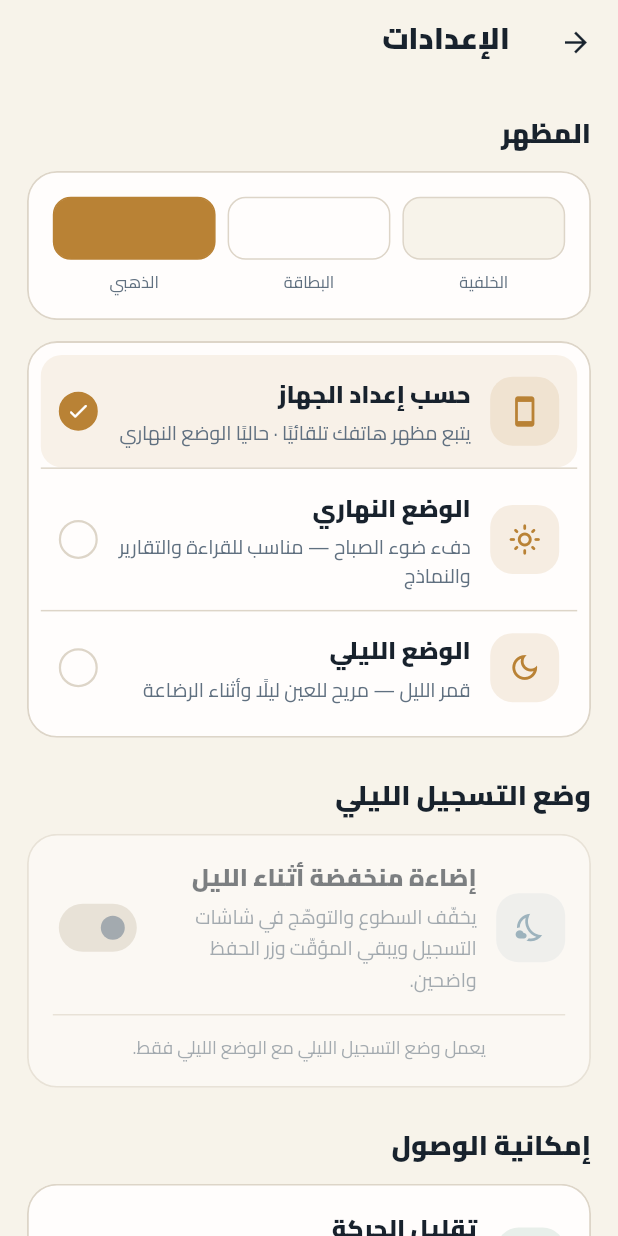
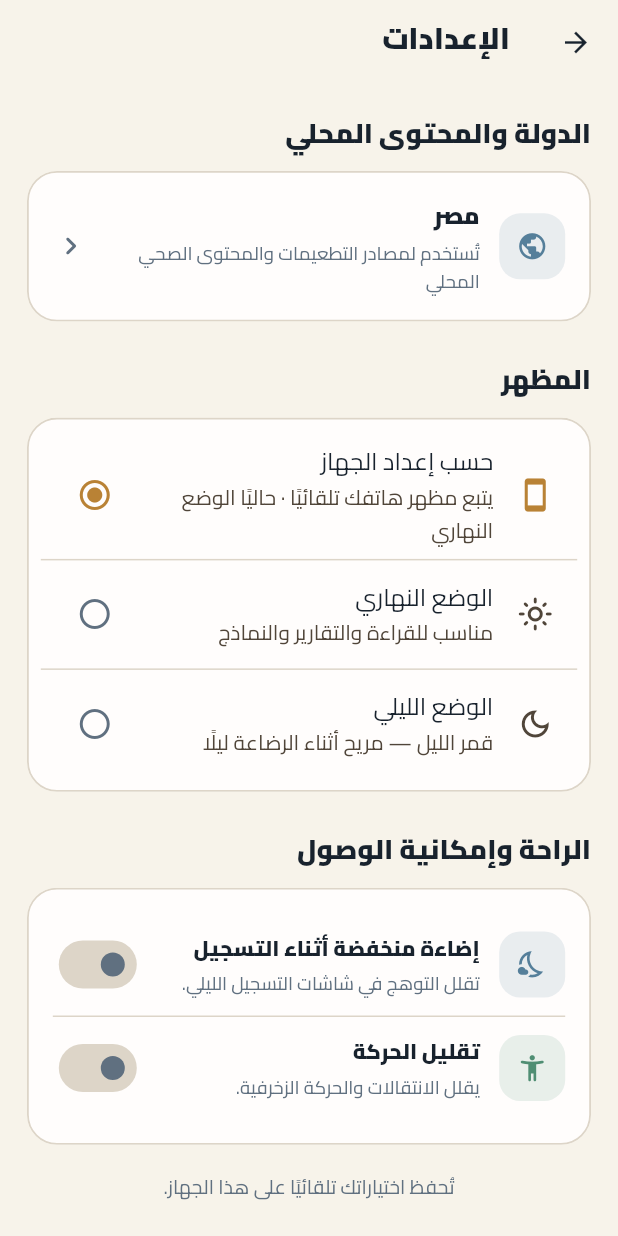
Before and after one commit to amohamed-alt/Numuw, a Flutter app: the SettingsScreen screen opened directly, on a phone screen of 412 x 824 dp. Run offline on Flutter 3.47's test engine with Material 3 defaults, Android fonts, the phone set to English and light mode, and no system bars; our stand-ins replace flutter_local_notifications, pdf, printing, share_plus, shared_preferences, supabase_flutter and 1 more; accounts and stored records are empty.

Commit message:
feat(settings): expose country-specific content selection

```diff
--- a/lib/screens/settings_screen.dart
+++ b/lib/screens/settings_screen.dart
@@ -1,8 +1,11 @@
 import 'package:flutter/material.dart';
 
+import '../content/health_sources.dart';
 import '../core/app_colors.dart';
 import '../state/app_preferences.dart';
+import '../state/country_preference.dart';
 import '../widgets/app_widgets.dart';
+import 'country_selection_screen.dart';
 
 class SettingsScreen extends StatefulWidget {
   const SettingsScreen({super.key});
@@ -16,11 +19,14 @@ class _SettingsScreenState extends State<SettingsScreen> {
   void initState() {
     super.initState();
     AppPreferences.instance.addListener(_refresh);
+    CountryPreference.instance.addListener(_refresh);
+    CountryPreference.instance.load();
   }
 
   @override
   void dispose() {
     AppPreferences.instance.removeListener(_refresh);
+    CountryPreference.instance.removeListener(_refresh);
     super.dispose();
   }
 
@@ -31,7 +37,9 @@ class _SettingsScreenState extends State<SettingsScreen> {
   @override
   Widget build(BuildContext context) {
     final prefs = AppPreferences.instance;
+    final country = CountryPreference.instance.country;
     final night = prefs.nightMode;
+
     return Scaffold(
       backgroundColor: numuwPageColor(),
       appBar: AppBar(title: const Text('الإعدادات')),
@@ -39,36 +47,52 @@ class _SettingsScreenState extends State<SettingsScreen> {
         child: Column(
           crossAxisAlignment: CrossAxisAlignment.start,
           children: [
-            _Title('المظهر'),
+            const _Title('الدولة والمحتوى المحلي'),
             const SizedBox(height: 12),
             SoftCard(
+              onTap: () => Navigator.of(context).push(
+                MaterialPageRoute<void>(
+                  builder: (_) => const CountrySelectionScreen(),
+                ),
+              ),
               child: Row(
                 children: [
+                  _IconBox(icon: Icons.public_rounded, color: AppColors.blue),
+                  const SizedBox(width: 13),
                   Expanded(
-                    child: _Swatch(
-                      color: numuwPageColor(),
-                      label: 'الخلفية',
+                    child: Column(
+                      crossAxisAlignment: CrossAxisAlignment.start,
+                      children: [
+                        Text(
+                          country.arabicName,
+                          style: TextStyle(
+                            color: numuwTextColor(),
+                            fontSize: 16,
+                            fontWeight: FontWeight.w900,
                           ),
                         ),
-                  const SizedBox(width: 8),
-                  Expanded(
-                    child: _Swatch(
-                      color: numuwSurfaceColor(),
-                      label: 'البطاقة',
-                    ),
-                  ),
-                  const SizedBox(width: 8),
-                  Expanded(
-                    child: _Swatch(
-                      color: numuwAccentColor(),
-                      label: 'الذهبي',
-                      highlighted: true,
+                        const SizedBox(height: 3),
+                        Text(
+                          'تُستخدم لمصادر التطعيمات والمحتوى الصحي المحلي',
+                          style: TextStyle(
+                            color: numuwSecondaryTextColor(),
+                            fontSize: 12.5,
+                            height: 1.5,
                           ),
                         ),
                       ],
                     ),
                   ),
-            const SizedBox(height: 14),
+                  Icon(
+                    Icons.chevron_left_rounded,
+                    color: numuwSecondaryTextColor(),
+                  ),
+                ],
+              ),
+            ),
+            const SizedBox(height: 24),
+            const _Title('المظهر'),
+            const SizedBox(height: 12),
             SoftCard(
               padding: const EdgeInsetsDirectional.all(8),
               child: Column(
@@ -85,8 +109,7 @@ class _SettingsScreenState extends State<SettingsScreen> {
                   _ThemeOption(
                     icon: Icons.light_mode_outlined,
                     title: 'الوضع النهاري',
-                    description:
-                        'دفء ضوء الصباح — مناسب للقراءة والتقارير والنماذج',
+                    description: 'مناسب للقراءة والتقارير والنماذج',
                     selected: prefs.themePreference == 'light',
                     onTap: () => prefs.setThemePreference('light'),
                   ),
@@ -94,8 +117,7 @@ class _SettingsScreenState extends State<SettingsScreen> {
                   _ThemeOption(
                     icon: Icons.dark_mode_outlined,
                     title: 'الوضع الليلي',
-                    description:
-                        'قمر الليل — مريح للعين ليلًا وأثناء الرضاعة',
+                    description: 'قمر الليل — مريح أثناء الرضاعة ليلًا',
                     selected: prefs.themePreference == 'dark',
                     onTap: () => prefs.setThemePreference('dark'),
                   ),
@@ -103,104 +125,25 @@ class _SettingsScreenState extends State<SettingsScreen> {
               ),
             ),
             const SizedBox(height: 24),
-            _Title('وضع التسجيل الليلي'),
+            const _Title('الراحة وإمكانية الوصول'),
             const SizedBox(height: 12),
-            Opacity(
-              opacity: night ? 1 : .55,
-              child: SoftCard(
+            SoftCard(
               child: Column(
                 children: [
-                    Row(
-                      children: [
-                        _IconBox(
+                  _ToggleRow(
                     icon: Icons.nights_stay_outlined,
                     color: AppColors.blue,
+                    title: 'إضاءة منخفضة أثناء التسجيل',
+                    description: 'تقلل التوهج في شاشات التسجيل الليلي.',
+                    value: prefs.nightLogging,
+                    onChanged: night ? prefs.setNightLogging : null,
                   ),
-                        const SizedBox(width: 13),
-                        Expanded(
-                          child: Column(
-                            crossAxisAlignment: CrossAxisAlignment.start,
-                            children: [
-                              Text(
-                                'إضاءة منخفضة أثناء الليل',
-                                style: TextStyle(
-                                  color: numuwTextColor(),
-                                  fontSize: 16,
-                                  fontWeight: FontWeight.w900,
-                                ),
-                              ),
-                              const SizedBox(height: 3),
-                              Text(
-                                'يخفّف السطوع والتوهّج في شاشات التسجيل ويبقي المؤقّت وزر الحفظ واضحين.',
-                                style: TextStyle(
-                                  color: numuwSecondaryTextColor(),
-                                  fontSize: 13,
-                                  height: 1.6,
-                                ),
-                              ),
-                            ],
-                          ),
-                        ),
-                        Switch.adaptive(
-                          value: prefs.nightLogging,
-                          onChanged: night
-                              ? (value) => prefs.setNightLogging(value)
-                              : null,
-                        ),
-                      ],
-                    ),
-                    if (!night) ...[
-                      const SizedBox(height: 12),
                   Divider(height: 1, color: numuwBorderColor()),
-                      const SizedBox(height: 12),
-                      Text(
-                        'يعمل وضع التسجيل الليلي مع الوضع الليلي فقط.',
-                        style: TextStyle(
-                          color: numuwSecondaryTextColor(),
-                          fontSize: 12,
-                        ),
-                      ),
-                    ],
-                  ],
-                ),
-              ),
-            ),
-            const SizedBox(height: 24),
-            _Title('إمكانية الوصول'),
-            const SizedBox(height: 12),
-            SoftCard(
-              child: Row(
-                children: [
-                  _IconBox(
+                  _ToggleRow(
                     icon: Icons.accessibility_new_rounded,
                     color: AppColors.success,
-                  ),
-                  const SizedBox(width: 13),
-                  Expanded(
-                    child: Column(
-                      crossAxisAlignment: CrossAxisAlignment.start,
-                      children: [
-                        Text(
-                          'تقليل الحركة',
-                          style: TextStyle(
-                            color: numuwTextColor(),
-                            fontSize: 16,
-                            fontWeight: FontWeight.w900,
-                          ),
-                        ),
-                        const SizedBox(height: 3),
-                        Text(
-                          'يستبدل الانتقالات الكبيرة بتلاشٍ بسيط ويزيل الحركة الزخرفية.',
-                          style: TextStyle(
-                            color: numuwSecondaryTextColor(),
-                            fontSize: 13,
-                            height: 1.6,
-                          ),
-                        ),
-                      ],
-                    ),
-                  ),
-                  Switch.adaptive(
+                    title: 'تقليل الحركة',
+                    description: 'يقلل الانتقالات والحركة الزخرفية.',
                     value: prefs.reducedMotion,
                     onChanged: prefs.setReducedMotion,
                   ),
@@ -210,12 +153,11 @@ class _SettingsScreenState extends State<SettingsScreen> {
             const SizedBox(height: 18),
             Center(
               child: Text(
-                'يُحفظ اختيارك للمظهر وتفضيلات الوصول تلقائيًا.',
+                'تُحفظ اختياراتك تلقائيًا على هذا الجهاز.',
                 textAlign: TextAlign.center,
                 style: TextStyle(
                   color: numuwSecondaryTextColor(),
                   fontSize: 13,
-                  height: 1.7,
                 ),
               ),
             ),
@@ -228,6 +170,7 @@ class _SettingsScreenState extends State<SettingsScreen> {
 
 class _Title extends StatelessWidget {
   const _Title(this.text);
+
   final String text;
 
   @override
@@ -241,41 +184,21 @@ class _Title extends StatelessWidget {
       );
 }
 
-class _Swatch extends StatelessWidget {
-  const _Swatch({
-    required this.color,
-    required this.label,
-    this.highlighted = false,
-  });
+class _IconBox extends StatelessWidget {
+  const _IconBox({required this.icon, required this.color});
 
+  final IconData icon;
   final Color color;
-  final String label;
-  final bool highlighted;
 
   @override
-  Widget build(BuildContext context) => Column(
-        children: [
-          Container(
-            height: 42,
+  Widget build(BuildContext context) => Container(
+        width: 44,
+        height: 44,
         decoration: BoxDecoration(
-              color: color,
-              borderRadius: BorderRadius.circular(12),
-              border: Border.all(
-                color: highlighted
-                    ? numuwAccentColor()
-                    : numuwBorderColor(),
+          color: color.withValues(alpha: .13),
+          borderRadius: BorderRadius.circular(14),
         ),
-            ),
-          ),
-          const SizedBox(height: 6),
-          Text(
-            label,
-            style: TextStyle(
-              color: numuwSecondaryTextColor(),
-              fontSize: 11,
-            ),
-          ),
-        ],
+        child: Icon(icon, color: color, size: 21),
       );
 }
 
@@ -295,19 +218,41 @@ class _ThemeOption extends StatelessWidget {
   final VoidCallback onTap;
 
   @override
-  Widget build(BuildContext context) => Material(
-        color: selected
-            ? numuwAccentColor().withValues(alpha: .10)
-            : Colors.transparent,
-        borderRadius: BorderRadius.circular(14),
-        child: InkWell(
+  Widget build(BuildContext context) => ListTile(
         onTap: onTap,
-          borderRadius: BorderRadius.circular(14),
-          child: Padding(
-            padding: const EdgeInsetsDirectional.fromSTEB(12, 14, 12, 14),
+        leading: Icon(icon, color: selected ? numuwAccentColor() : null),
+        title: Text(title),
+        subtitle: Text(description),
+        trailing: Icon(
+          selected ? Icons.radio_button_checked : Icons.radio_button_off,
+          color: selected ? numuwAccentColor() : numuwSecondaryTextColor(),
+        ),
+      );
+}
+
+class _ToggleRow extends StatelessWidget {
+  const _ToggleRow({
+    required this.icon,
+    required this.color,
+    required this.title,
+    required this.description,
+    required this.value,
+    required this.onChanged,
+  });
+
+  final IconData icon;
+  final Color color;
+  final String title;
+  final String description;
+  final bool value;
+  final ValueChanged<bool>? onChanged;
+
+  @override
+  Widget build(BuildContext context) => Padding(
+        padding: const EdgeInsetsDirectional.symmetric(vertical: 10),
         child: Row(
           children: [
-                _IconBox(icon: icon, color: numuwAccentColor()),
+            _IconBox(icon: icon, color: color),
             const SizedBox(width: 13),
             Expanded(
               child: Column(
@@ -317,7 +262,6 @@ class _ThemeOption extends StatelessWidget {
                     title,
                     style: TextStyle(
                       color: numuwTextColor(),
-                          fontSize: 16,
                       fontWeight: FontWeight.w900,
                     ),
                   ),
@@ -326,59 +270,14 @@ class _ThemeOption extends StatelessWidget {
                     description,
                     style: TextStyle(
                       color: numuwSecondaryTextColor(),
-                          fontSize: 13,
-                          height: 1.5,
+                      fontSize: 12.5,
                     ),
                   ),
                 ],
               ),
             ),
-                Container(
-                  width: 26,
-                  height: 26,
-                  decoration: BoxDecoration(
-                    color: selected
-                        ? numuwAccentColor()
-                        : Colors.transparent,
-                    shape: BoxShape.circle,
-                    border: Border.all(
-                      color: selected
-                          ? numuwAccentColor()
-                          : numuwBorderColor(),
-                      width: 1.5,
-                    ),
-                  ),
-                  child: selected
-                      ? Icon(
-                          Icons.check_rounded,
-                          color: numuwNightMode()
-                              ? AppColors.nightBackground
-                              : Colors.white,
-                          size: 16,
-                        )
-                      : null,
-                ),
+            Switch.adaptive(value: value, onChanged: onChanged),
           ],
-            ),
-          ),
         ),
       );
 }
-
-class _IconBox extends StatelessWidget {
-  const _IconBox({required this.icon, required this.color});
-
-  final IconData icon;
-  final Color color;
-
-  @override
-  Widget build(BuildContext context) => Container(
-        width: 46,
-        height: 46,
-        decoration: BoxDecoration(
-          color: color.withValues(alpha: .13),
-          borderRadius: BorderRadius.circular(15),
-        ),
-        child: Icon(icon, color: color, size: 22),
-      );
-}
```
Lines whose indentation alone changed are shown as unchanged.
